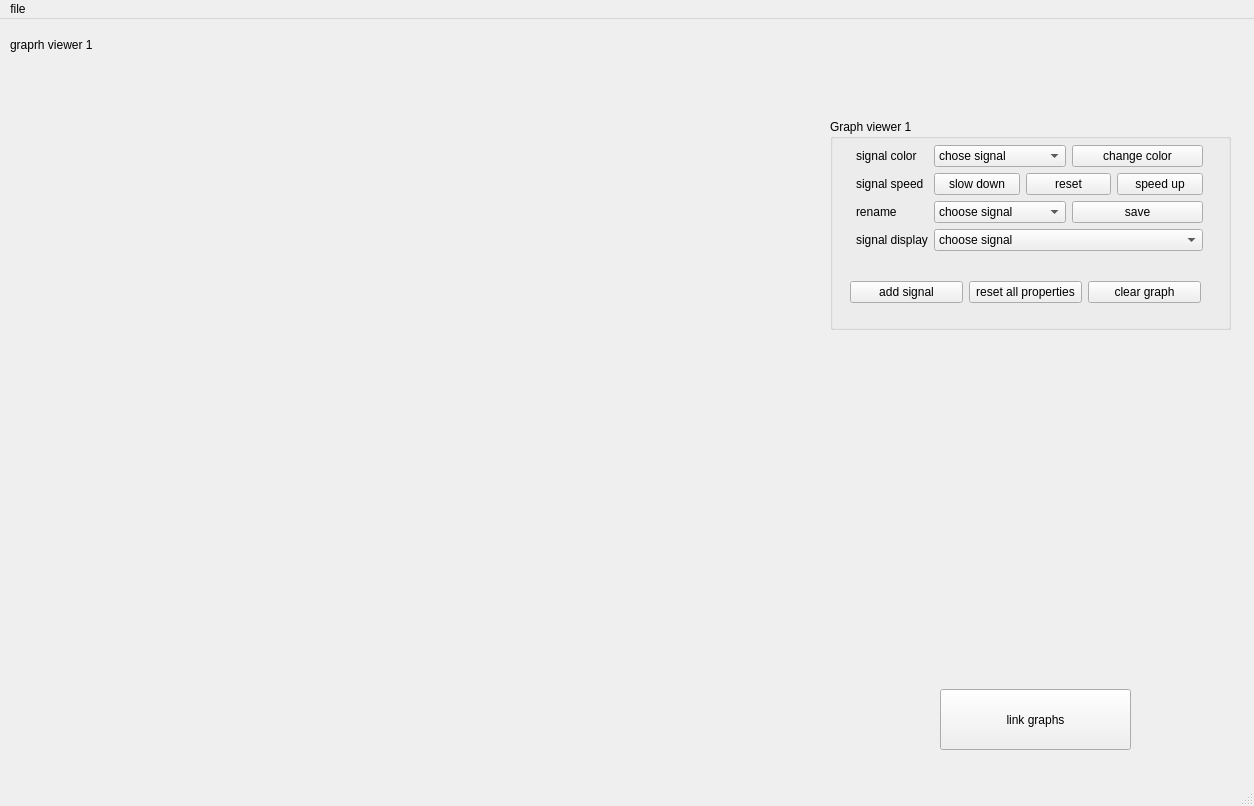
Old version of the form mainwindow.ui in the repository SaraElsaggan/Multi_Channel_Signal_Viewer.
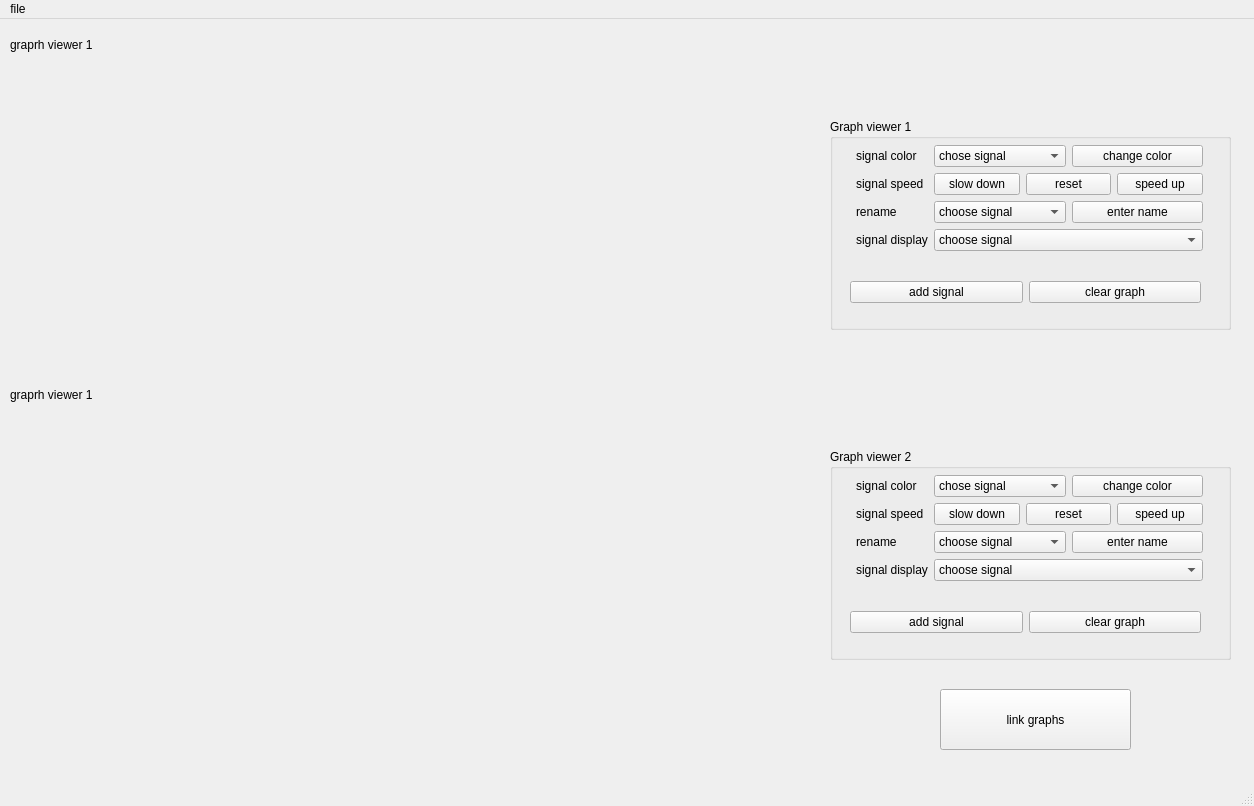
New version of the form. Icons and pictures are not drawn.

Commit message: added graph_2 to be tested

```diff
--- a/mainwindow.ui
+++ b/mainwindow.ui
@@ -59,13 +59,6 @@
         </property>
        </widget>
       </item>
-      <item>
-       <widget class="QPushButton" name="btn_rest_prop_viewer_1">
-        <property name="text">
-         <string>reset all properties</string>
-        </property>
-       </widget>
-      </item>
       <item>
        <widget class="QPushButton" name="btn_clear_viewer_1">
         <property name="text">
@@ -184,7 +177,7 @@
         <item>
          <widget class="QPushButton" name="pushButton">
           <property name="text">
-           <string>save</string>
+           <string>enter name</string>
           </property>
          </widget>
         </item>
@@ -341,6 +334,310 @@
      </rect>
     </property>
    </widget>
+   <widget class="QGroupBox" name="grp_bx_ctrls_viewer_2">
+    <property name="geometry">
+     <rect>
+      <x>830</x>
+      <y>430</y>
+      <width>401</width>
+      <height>211</height>
+     </rect>
+    </property>
+    <property name="title">
+     <string>Graph viewer 2</string>
+    </property>
+    <widget class="QWidget" name="layoutWidget_2">
+     <property name="geometry">
+      <rect>
+       <x>20</x>
+       <y>160</y>
+       <width>351</width>
+       <height>26</height>
+      </rect>
+     </property>
+     <layout class="QHBoxLayout" name="horz_btns_ctrl__viewer_2">
+      <item>
+       <widget class="QPushButton" name="btn_add_sig_viewer_2">
+        <property name="text">
+         <string>add signal</string>
+        </property>
+       </widget>
+      </item>
+      <item>
+       <widget class="QPushButton" name="btn_clear_viewer_2">
+        <property name="text">
+         <string>clear graph</string>
+        </property>
+       </widget>
+      </item>
+     </layout>
+    </widget>
+    <widget class="QWidget" name="formLayoutWidget_6">
+     <property name="geometry">
+      <rect>
+       <x>20</x>
+       <y>20</y>
+       <width>359</width>
+       <height>131</height>
+      </rect>
+     </property>
+     <layout class="QFormLayout" name="form_ctrls_viewer_2">
+      <property name="leftMargin">
+       <number>6</number>
+      </property>
+      <property name="topMargin">
+       <number>6</number>
+      </property>
+      <property name="rightMargin">
+       <number>6</number>
+      </property>
+      <property name="bottomMargin">
+       <number>6</number>
+      </property>
+      <item row="0" column="0">
+       <widget class="QLabel" name="lbl_colr_viewer_2">
+        <property name="text">
+         <string>signal color</string>
+        </property>
+       </widget>
+      </item>
+      <item row="0" column="1">
+       <layout class="QHBoxLayout" name="horizontalLayout_3">
+        <item>
+         <widget class="QComboBox" name="comb_sig_colr_grpbox_viewer_2">
+          <item>
+           <property name="text">
+            <string>chose signal</string>
+           </property>
+          </item>
+         </widget>
+        </item>
+        <item>
+         <widget class="QPushButton" name="btn_chng_colr_grpbox_viewer_2">
+          <property name="text">
+           <string>change color</string>
+          </property>
+         </widget>
+        </item>
+       </layout>
+      </item>
+      <item row="1" column="0">
+       <widget class="QLabel" name="lbl_sig_speed_viewer_2">
+        <property name="text">
+         <string>signal speed</string>
+        </property>
+       </widget>
+      </item>
+      <item row="1" column="1">
+       <layout class="QHBoxLayout" name="horz_btns_speed_viewer_2">
+        <item>
+         <widget class="QPushButton" name="btn_slow_grpbox_viewer_2">
+          <property name="text">
+           <string>slow down</string>
+          </property>
+         </widget>
+        </item>
+        <item>
+         <widget class="QPushButton" name="btn_reset_speed_grpbox_viewer_2">
+          <property name="text">
+           <string>reset</string>
+          </property>
+         </widget>
+        </item>
+        <item>
+         <widget class="QPushButton" name="btn_fast_grpbox_viewer_2">
+          <property name="text">
+           <string>speed up</string>
+          </property>
+         </widget>
+        </item>
+       </layout>
+      </item>
+      <item row="2" column="0">
+       <widget class="QLabel" name="lbl_rename_viewer_2">
+        <property name="text">
+         <string>rename</string>
+        </property>
+       </widget>
+      </item>
+      <item row="3" column="0">
+       <widget class="QLabel" name="lbl_sig_disp_viewer_2">
+        <property name="text">
+         <string>signal display</string>
+        </property>
+       </widget>
+      </item>
+      <item row="2" column="1">
+       <layout class="QHBoxLayout" name="horizontalLayout_4">
+        <item>
+         <widget class="QComboBox" name="comb_rename_viewer_2">
+          <item>
+           <property name="text">
+            <string>choose signal</string>
+           </property>
+          </item>
+         </widget>
+        </item>
+        <item>
+         <widget class="QPushButton" name="btn_entr_name_viewer_2">
+          <property name="text">
+           <string>enter name</string>
+          </property>
+         </widget>
+        </item>
+       </layout>
+      </item>
+      <item row="3" column="1">
+       <widget class="QComboBox" name="comb_sig_disp_viewer_2">
+        <item>
+         <property name="text">
+          <string>choose signal</string>
+         </property>
+        </item>
+       </widget>
+      </item>
+     </layout>
+    </widget>
+   </widget>
+   <widget class="QWidget" name="layoutWidget_5">
+    <property name="geometry">
+     <rect>
+      <x>220</x>
+      <y>700</y>
+      <width>371</width>
+      <height>41</height>
+     </rect>
+    </property>
+    <layout class="QHBoxLayout" name="horz_playback_btns_viewer_2">
+     <property name="spacing">
+      <number>10</number>
+     </property>
+     <item>
+      <widget class="QPushButton" name="btn_srt_begin__viewer_2">
+       <property name="text">
+        <string/>
+       </property>
+       <property name="icon">
+        <iconset>
+         <normaloff>imgs/strt_frm_begin.png</normaloff>imgs/strt_frm_begin.png</iconset>
+       </property>
+       <property name="flat">
+        <bool>true</bool>
+       </property>
+      </widget>
+     </item>
+     <item>
+      <widget class="QPushButton" name="btn_slow_viewer_2">
+       <property name="text">
+        <string/>
+       </property>
+       <property name="icon">
+        <iconset resource="imgs.qrc">
+         <normaloff>:/imgs/imgs/slow_down.png</normaloff>:/imgs/imgs/slow_down.png</iconset>
+       </property>
+       <property name="flat">
+        <bool>true</bool>
+       </property>
+      </widget>
+     </item>
+     <item>
+      <widget class="QPushButton" name="btn_zoom_out_viewer_2">
+       <property name="text">
+        <string/>
+       </property>
+       <property name="icon">
+        <iconset resource="imgs.qrc">
+         <normaloff>:/imgs/imgs/aoom_out.png</normaloff>:/imgs/imgs/aoom_out.png</iconset>
+       </property>
+       <property name="flat">
+        <bool>true</bool>
+       </property>
+      </widget>
+     </item>
+     <item>
+      <widget class="QPushButton" name="btn_play_pasuse_viewer_2">
+       <property name="text">
+        <string/>
+       </property>
+       <property name="icon">
+        <iconset resource="imgs.qrc">
+         <normaloff>:/imgs/imgs/play.png</normaloff>:/imgs/imgs/play.png</iconset>
+       </property>
+       <property name="flat">
+        <bool>true</bool>
+       </property>
+      </widget>
+     </item>
+     <item>
+      <widget class="QPushButton" name="btn_zoom_in_viewer_2">
+       <property name="text">
+        <string/>
+       </property>
+       <property name="icon">
+        <iconset resource="imgs.qrc">
+         <normaloff>:/imgs/imgs/zoom_in.png</normaloff>:/imgs/imgs/zoom_in.png</iconset>
+       </property>
+       <property name="flat">
+        <bool>true</bool>
+       </property>
+      </widget>
+     </item>
+     <item>
+      <widget class="QPushButton" name="btn_fast_viewer_2">
+       <property name="text">
+        <string/>
+       </property>
+       <property name="icon">
+        <iconset resource="imgs.qrc">
+         <normaloff>:/imgs/imgs/speed_up.png</normaloff>:/imgs/imgs/speed_up.png</iconset>
+       </property>
+       <property name="flat">
+        <bool>true</bool>
+       </property>
+      </widget>
+     </item>
+     <item>
+      <widget class="QPushButton" name="btn_move_to_v2_viewer_2">
+       <property name="styleSheet">
+        <string notr="true"/>
+       </property>
+       <property name="text">
+        <string/>
+       </property>
+       <property name="icon">
+        <iconset resource="imgs.qrc">
+         <normaloff>:/imgs/imgs/move_down.png</normaloff>:/imgs/imgs/move_down.png</iconset>
+       </property>
+       <property name="flat">
+        <bool>true</bool>
+       </property>
+      </widget>
+     </item>
+    </layout>
+   </widget>
+   <widget class="QLabel" name="lbl_grph_viewer_2">
+    <property name="geometry">
+     <rect>
+      <x>10</x>
+      <y>360</y>
+      <width>91</width>
+      <height>31</height>
+     </rect>
+    </property>
+    <property name="text">
+     <string>graprh viewer 1</string>
+    </property>
+   </widget>
+   <widget class="QWidget" name="widget_2" native="true">
+    <property name="geometry">
+     <rect>
+      <x>30</x>
+      <y>400</y>
+      <width>770</width>
+      <height>300</height>
+     </rect>
+    </property>
+   </widget>
   </widget>
   <widget class="QMenuBar" name="menubar">
    <property name="geometry">
```
Left out of the diff: 2 changed lines with no effect on the pictures. The commit also changes 4 other files.
